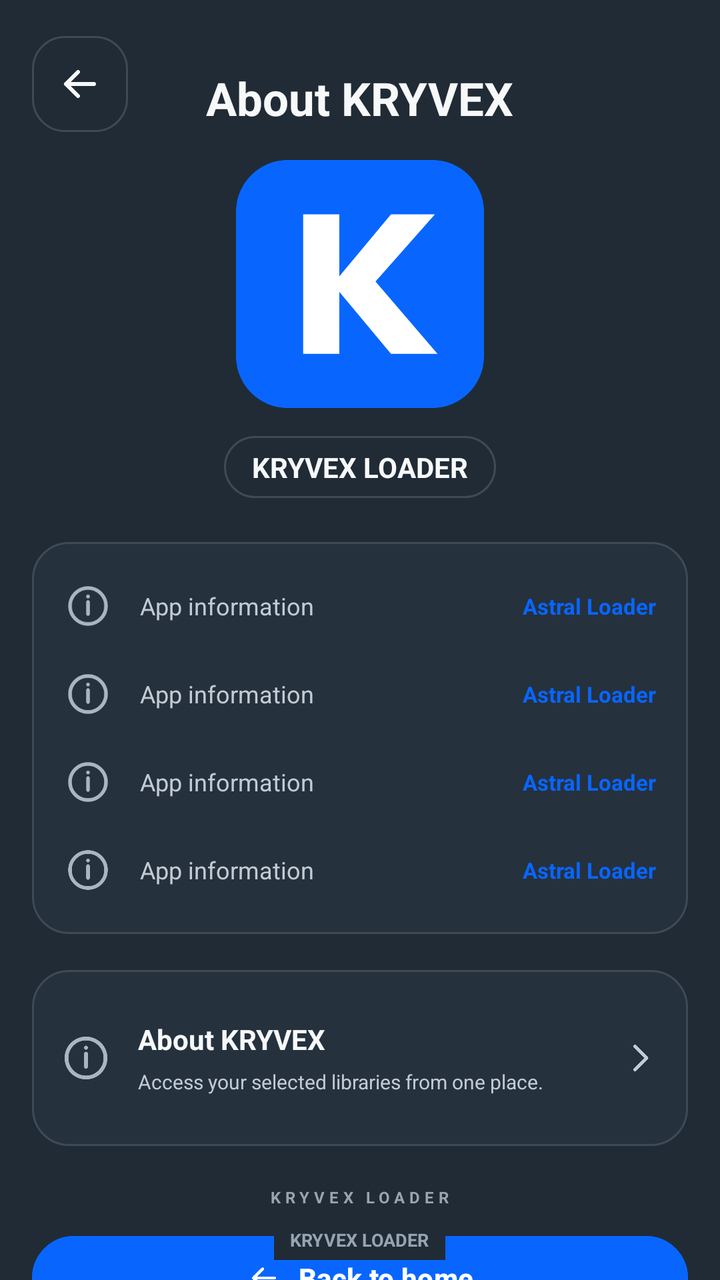
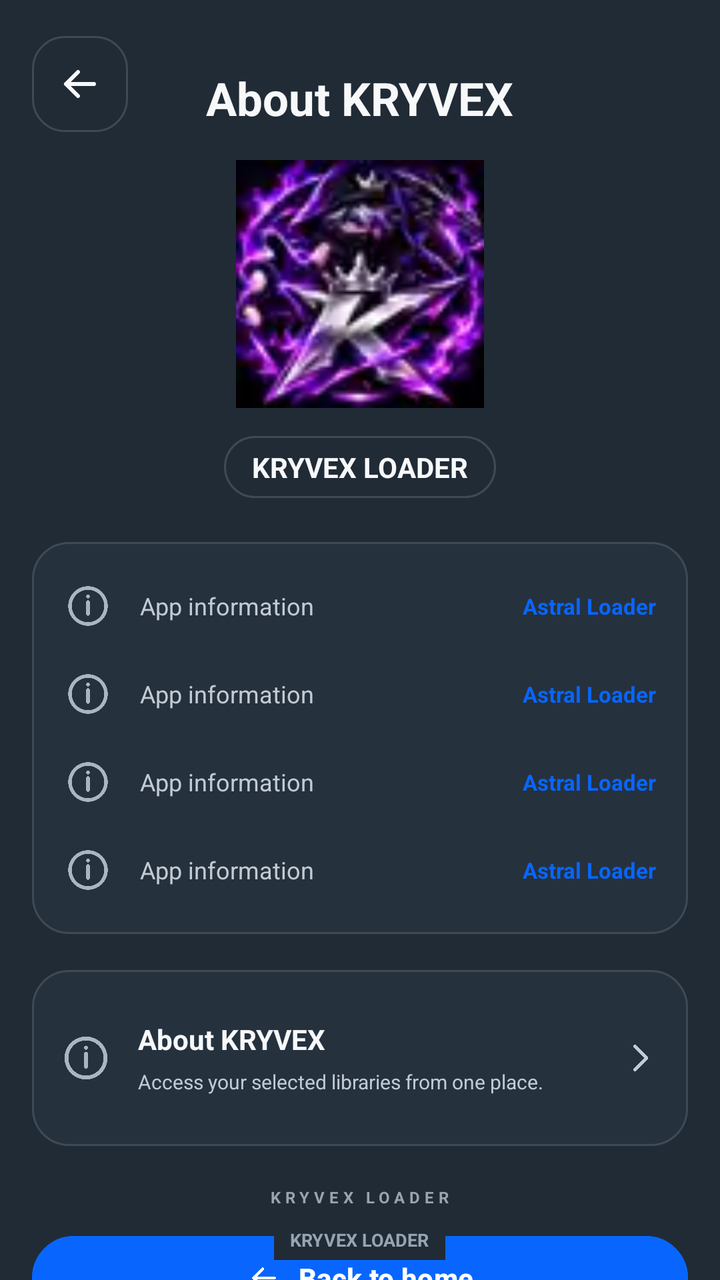

An Android layout rendered at two revisions. The XML below is the earlier revision; the diff shows what the commit changed to produce the second picture.
<!-- AndroidManifest.xml: application theme AppTheme -->
<!-- res/layout/activity_about.xml -->
<?xml version="1.0" encoding="utf-8"?>
<FrameLayout xmlns:android="http://schemas.android.com/apk/res/android"
    xmlns:app="http://schemas.android.com/apk/res-auto"
    android:layout_width="match_parent"
    android:layout_height="match_parent"
    android:background="@color/loader_background">

    <ScrollView
        android:id="@+id/about_scroll"
        android:layout_width="match_parent"
        android:layout_height="match_parent"
        android:fillViewport="true"
        android:scrollbars="none">

        <LinearLayout
            android:layout_width="match_parent"
            android:layout_height="wrap_content"
            android:clipToPadding="false"
            android:gravity="center_horizontal"
            android:orientation="vertical"
            android:paddingStart="16dp"
            android:paddingTop="18dp"
            android:paddingEnd="16dp"
            android:paddingBottom="72dp">

            <FrameLayout
                android:layout_width="match_parent"
                android:layout_height="62dp">

                <ImageButton
                    android:id="@+id/about_back"
                    android:layout_width="48dp"
                    android:layout_height="48dp"
                    android:background="@drawable/about_back_button"
                    android:contentDescription="Back"
                    android:padding="10dp"
                    android:src="@drawable/ic_arrow_left"
                    app:tint="@color/loader_text_primary" />

                <LinearLayout
                    android:layout_width="match_parent"
                    android:layout_height="wrap_content"
                    android:layout_gravity="center"
                    android:gravity="center"
                    android:orientation="vertical">

                    <TextView
                        android:layout_width="wrap_content"
                        android:layout_height="wrap_content"
                        android:text="About KRYVEX"
                        android:textColor="@color/loader_text_primary"
                        android:textSize="23sp"
                        android:textStyle="bold" />

                </LinearLayout>
            </FrameLayout>

            <ImageView
                android:layout_width="124dp"
                android:layout_height="124dp"
                android:background="@drawable/circle"
                android:contentDescription="KRYVEX logo"
                android:scaleType="centerCrop"
                android:src="@drawable/kryvex_logo" />

            <TextView
                android:layout_width="wrap_content"
                android:layout_height="wrap_content"
                android:layout_marginTop="14dp"
                android:background="@drawable/about_pill"
                android:text="KRYVEX LOADER"
                android:textColor="@color/loader_text_primary"
                android:textSize="14sp"
                android:textStyle="bold" />

            <LinearLayout
                android:layout_width="match_parent"
                android:layout_height="wrap_content"
                android:layout_marginTop="22dp"
                android:background="@drawable/about_card"
                android:orientation="vertical"
                android:paddingStart="16dp"
                android:paddingTop="10dp"
                android:paddingEnd="16dp"
                android:paddingBottom="10dp">

                <include
                    android:id="@+id/detail_developer"
                    layout="@layout/item_about_detail" />
                <include
                    android:id="@+id/detail_username"
                    layout="@layout/item_about_detail" />
                <include
                    android:id="@+id/detail_channel"
                    layout="@layout/item_about_detail" />
                <include
                    android:id="@+id/detail_version"
                    layout="@layout/item_about_detail" />
            </LinearLayout>

            <LinearLayout
                android:layout_width="match_parent"
                android:layout_height="wrap_content"
                android:layout_marginTop="18dp"
                android:background="@drawable/about_card"
                android:gravity="center_vertical"
                android:minHeight="88dp"
                android:orientation="horizontal"
                android:padding="14dp">

                <ImageView
                    android:layout_width="26dp"
                    android:layout_height="26dp"
                    android:contentDescription="About this app"
                    android:src="@drawable/ic_about" />

                <LinearLayout
                    android:layout_width="0dp"
                    android:layout_height="wrap_content"
                    android:layout_marginStart="13dp"
                    android:layout_weight="1"
                    android:orientation="vertical">

                    <TextView
                        android:layout_width="wrap_content"
                        android:layout_height="wrap_content"
                        android:text="About KRYVEX"
                        android:textColor="@color/loader_text_primary"
                        android:textSize="14sp"
                        android:textStyle="bold" />

                    <TextView
                        android:layout_width="wrap_content"
                        android:layout_height="wrap_content"
                        android:layout_marginTop="5dp"
                        android:text="Access your selected libraries from one place."
                        android:textColor="@color/loader_text_secondary"
                        android:textSize="10sp" />
                </LinearLayout>

                <ImageView
                    android:layout_width="20dp"
                    android:layout_height="20dp"
                    android:contentDescription="More information"
                    android:src="@drawable/ic_chevron_right" />
            </LinearLayout>

            <TextView
                android:layout_width="wrap_content"
                android:layout_height="wrap_content"
                android:layout_marginTop="20dp"
                android:letterSpacing="0.28"
                android:text="KRYVEX LOADER"
                android:textColor="@color/loader_text_muted"
                android:textSize="8sp"
                android:textStyle="bold" />

            <com.google.android.material.button.MaterialButton
                android:id="@+id/about_close_action"
                android:layout_width="match_parent"
                android:layout_height="50dp"
                android:layout_marginTop="10dp"
                android:text="Back to home"
                android:textColor="@android:color/white"
                android:textSize="14sp"
                android:textStyle="bold"
                app:backgroundTint="@color/loader_accent"
                app:cornerRadius="25dp"
                app:icon="@drawable/ic_arrow_left"
                app:iconGravity="textStart"
                app:iconTint="@android:color/white"
                app:strokeColor="@color/loader_accent"
                app:strokeWidth="1dp" />

        </LinearLayout>
    </ScrollView>

    <TextView
        android:layout_width="wrap_content"
        android:layout_height="wrap_content"
        android:layout_gravity="bottom|center_horizontal"
        android:layout_marginBottom="10dp"
        android:background="@color/loader_background"
        android:paddingStart="8dp"
        android:paddingTop="4dp"
        android:paddingEnd="8dp"
        android:paddingBottom="4dp"
        android:text="KRYVEX LOADER"
        android:textColor="@color/loader_text_muted"
        android:textSize="9sp"
        android:textStyle="bold" />
</FrameLayout>
<!-- res/layout/item_about_detail.xml (included above) -->
<?xml version="1.0" encoding="utf-8"?>
<LinearLayout xmlns:android="http://schemas.android.com/apk/res/android"
    android:layout_width="match_parent"
    android:layout_height="44dp"
    android:gravity="center_vertical"
    android:orientation="horizontal">

    <ImageView
        android:id="@+id/about_detail_icon"
        android:layout_width="24dp"
        android:layout_height="24dp"
        android:contentDescription="Detail"
        android:src="@drawable/ic_about" />

    <TextView
        android:id="@+id/about_detail_label"
        android:layout_width="0dp"
        android:layout_height="wrap_content"
        android:layout_marginStart="14dp"
        android:layout_weight="1"
        android:text="App information"
        android:textColor="@color/loader_text_secondary"
        android:textSize="12sp" />

    <TextView
        android:id="@+id/about_detail_value"
        android:layout_width="wrap_content"
        android:layout_height="wrap_content"
        android:gravity="end"
        android:text="Astral Loader"
        android:textColor="@color/loader_accent"
        android:textSize="11sp"
        android:textStyle="bold" />
</LinearLayout>
<!-- resources referenced by this layout -->
<resources>
  <color name="loader_accent">#0866FF</color>
  <color name="loader_background">#202B35</color>
  <color name="loader_text_muted">#97A4B1</color>
  <color name="loader_text_primary">#F7F8FA</color>
  <color name="loader_text_secondary">#C2CBD4</color>
  <!-- drawable about_back_button (drawable) -->
  <?xml version="1.0" encoding="utf-8"?>
  <shape xmlns:android="http://schemas.android.com/apk/res/android">
      <solid android:color="@color/loader_background" />
      <corners android:radius="16dp" />
      <stroke android:width="1dp" android:color="@color/loader_border_soft" />
  </shape>
  <!-- drawable about_card (drawable) -->
  <?xml version="1.0" encoding="utf-8"?>
  <shape xmlns:android="http://schemas.android.com/apk/res/android">
      <solid android:color="@color/loader_surface" />
      <corners android:radius="18dp" />
      <stroke android:width="1dp" android:color="@color/loader_border_soft" />
  </shape>
  <!-- drawable about_pill (drawable) -->
  <?xml version="1.0" encoding="utf-8"?>
  <shape xmlns:android="http://schemas.android.com/apk/res/android">
      <solid android:color="@color/loader_surface_alt" />
      <corners android:radius="20dp" />
      <stroke android:width="1dp" android:color="@color/loader_border_soft" />
      <padding android:left="14dp" android:top="6dp" android:right="14dp" android:bottom="6dp" />
  </shape>
  <!-- drawable circle (drawable) -->
  <shape xmlns:android="http://schemas.android.com/apk/res/android"
      android:shape="oval">
      <solid android:color="@android:color/transparent"/>
  </shape>
  <!-- drawable ic_about (drawable) -->
  <?xml version="1.0" encoding="utf-8"?>
  <vector xmlns:android="http://schemas.android.com/apk/res/android" android:width="20dp" android:height="20dp" android:viewportWidth="24" android:viewportHeight="24">
      <path android:fillColor="@android:color/transparent" android:pathData="M12,3a9,9 0,1 0,0 18,9 9,0 0,0 0,-18zM12,10v6M12,7.2v0.1" android:strokeColor="#AAB5C2" android:strokeWidth="1.8" android:strokeLineCap="round" />
  </vector>
  <!-- drawable ic_arrow_left (drawable) -->
  <?xml version="1.0" encoding="utf-8"?>
  <vector xmlns:android="http://schemas.android.com/apk/res/android"
      android:width="24dp"
      android:height="24dp"
      android:viewportWidth="24"
      android:viewportHeight="24">
      <path
          android:fillColor="@android:color/transparent"
          android:pathData="M19,12H5M11,6L5,12l6,6"
          android:strokeColor="@color/loader_text_primary"
          android:strokeWidth="2"
          android:strokeLineCap="round"
          android:strokeLineJoin="round" />
  </vector>
  <!-- drawable ic_chevron_right (drawable) -->
  <?xml version="1.0" encoding="utf-8"?>
  <vector xmlns:android="http://schemas.android.com/apk/res/android" android:width="18dp" android:height="18dp" android:viewportWidth="24" android:viewportHeight="24">
      <path android:fillColor="@android:color/transparent" android:pathData="M9,5L16,12L9,19" android:strokeColor="@color/loader_text_secondary" android:strokeWidth="2" android:strokeLineCap="round" android:strokeLineJoin="round" />
  </vector>
  <!-- drawable kryvex_logo (drawable) -->
  <?xml version="1.0" encoding="utf-8"?>
  <vector xmlns:android="http://schemas.android.com/apk/res/android"
      android:width="96dp"
      android:height="96dp"
      android:viewportWidth="96"
      android:viewportHeight="96">
      <path
          android:fillColor="#0866FF"
          android:pathData="M20,0 H76 C87,0 96,9 96,20 V76 C96,87 87,96 76,96 H20 C9,96 0,87 0,76 V20 C0,9 9,0 20,0 Z" />
      <path
          android:fillColor="#FFFFFF"
          android:pathData="M26,21 H40 V45 L60,21 H77 L54,47 L78,75 H60 L40,51 V75 H26 Z" />
  </vector>
  <color name="loader_border_soft">#3E4A56</color>
  <color name="loader_surface">#25313D</color>
  <color name="loader_surface_alt">#202B36</color>
  <color name="loader_accent_light">#58A3FF</color>
  <!-- unchanged entries left out for length: 2 -->
</resources>

<!-- the commit's change to res/layout/activity_about.xml (unified diff, before → after) -->
@@ -61,7 +61,7 @@
                 android:background="@drawable/circle"
                 android:contentDescription="KRYVEX logo"
                 android:scaleType="centerCrop"
-                android:src="@drawable/kryvex_logo" />
+                android:src="@drawable/kryvex_art" />
 
             <TextView
                 android:layout_width="wrap_content"
<!-- resource entries referenced after the edit -->
@@ -57,20 +57,7 @@
   <vector xmlns:android="http://schemas.android.com/apk/res/android" android:width="18dp" android:height="18dp" android:viewportWidth="24" android:viewportHeight="24">
       <path android:fillColor="@android:color/transparent" android:pathData="M9,5L16,12L9,19" android:strokeColor="@color/loader_text_secondary" android:strokeWidth="2" android:strokeLineCap="round" android:strokeLineJoin="round" />
   </vector>
-  <!-- drawable kryvex_logo (drawable) -->
-  <?xml version="1.0" encoding="utf-8"?>
-  <vector xmlns:android="http://schemas.android.com/apk/res/android"
-      android:width="96dp"
-      android:height="96dp"
-      android:viewportWidth="96"
-      android:viewportHeight="96">
-      <path
-          android:fillColor="#0866FF"
-          android:pathData="M20,0 H76 C87,0 96,9 96,20 V76 C96,87 87,96 76,96 H20 C9,96 0,87 0,76 V20 C0,9 9,0 20,0 Z" />
-      <path
-          android:fillColor="#FFFFFF"
-          android:pathData="M26,21 H40 V45 L60,21 H77 L54,47 L78,75 H60 L40,51 V75 H26 Z" />
-  </vector>
+  <!-- drawable kryvex_art: webp bitmap (drawable-nodpi, 1670 bytes) -->
   <color name="loader_border_soft">#3E4A56</color>
   <color name="loader_surface">#25313D</color>
   <color name="loader_surface_alt">#202B36</color>
